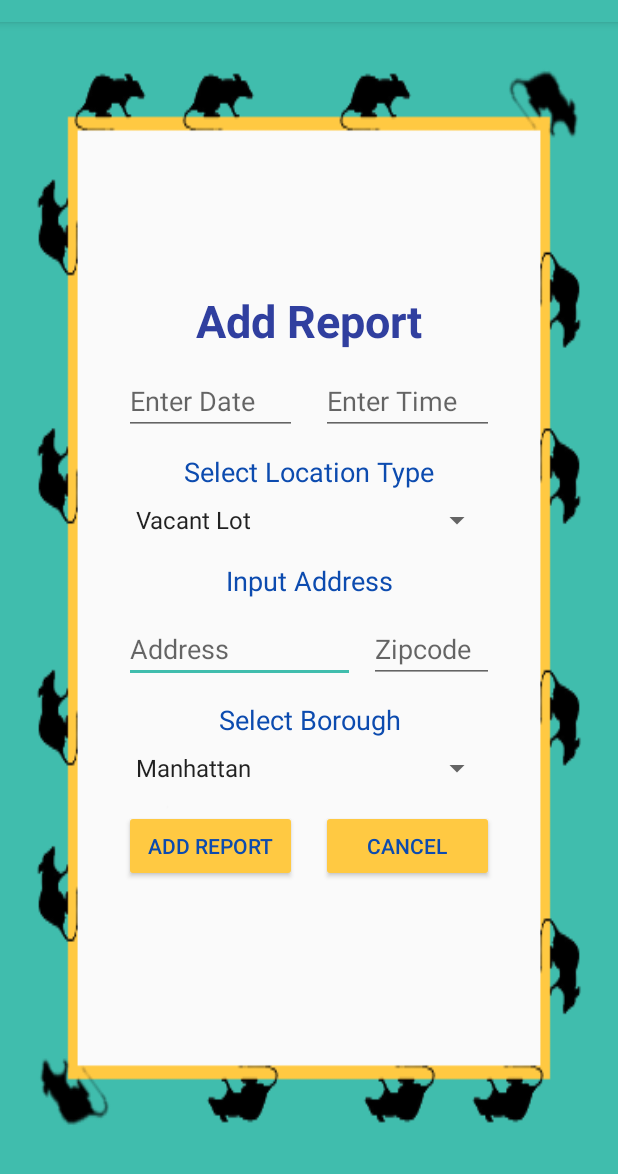
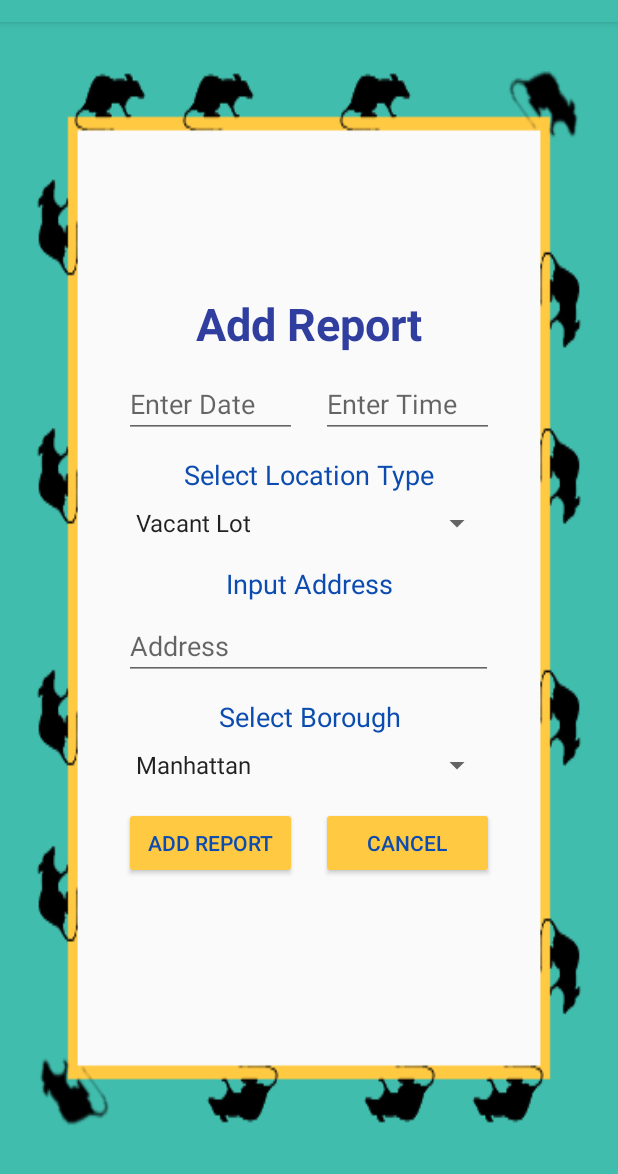
Before and after one commit to kliao2016/RatTracker, an Android app: the AddReport screen opened directly, with no data from a screen before it, after a tap on "ADD REPORT", on a phone screen of 412 x 824 dp, the part 62-1236 px from its top. Run offline under Robolectric (Android 15) with nearby library versions, the phone set to English and light mode, and no system bars; our stand-ins replace Firebase (no records; nobody signed in at launch, a user with empty details on screens opened directly).

Commit message:
Added address validation using Google Places API.

```diff
--- a/RatTracker/app/build.gradle
+++ b/RatTracker/app/build.gradle
@@ -33,6 +33,7 @@ dependencies {
     compile 'com.android.support.constraint:constraint-layout:1.0.2'
     compile 'com.android.support:design:26.+'
     compile 'com.google.android.gms:play-services-maps:11.4.2'
+    compile 'com.google.android.gms:play-services-places:11.4.2'
     testCompile 'junit:junit:4.12'
 }
 
--- a/RatTracker/app/src/main/java/edu/gatech/cs2340/rattracker/controller/AddReport.java
+++ b/RatTracker/app/src/main/java/edu/gatech/cs2340/rattracker/controller/AddReport.java
@@ -3,6 +3,7 @@ package edu.gatech.cs2340.rattracker.controller;
 import android.app.DatePickerDialog;
 import android.app.Dialog;
 import android.app.TimePickerDialog;
+import android.content.Intent;
 import android.support.v4.app.DialogFragment;
 import android.support.v4.app.FragmentManager;
 import android.support.v7.app.AppCompatActivity;
@@ -18,6 +19,13 @@ import android.widget.Spinner;
 import android.widget.TimePicker;
 import android.widget.Toast;
 
+import com.google.android.gms.common.GooglePlayServicesNotAvailableException;
+import com.google.android.gms.common.GooglePlayServicesRepairableException;
+import com.google.android.gms.common.api.Status;
+import com.google.android.gms.location.places.Place;
+import com.google.android.gms.location.places.ui.PlaceAutocomplete;
+import com.google.android.gms.location.places.ui.PlaceAutocompleteFragment;
+import com.google.android.gms.location.places.ui.PlaceSelectionListener;
 import com.google.firebase.database.DatabaseReference;
 import com.google.firebase.database.FirebaseDatabase;
 
@@ -38,6 +46,8 @@ public class AddReport extends AppCompatActivity {
     private EditText zipText;
     private Button cancelButton;
     private Button addReportButton;
+    private final int PLACE_AUTOCOMPLETE_REQUEST_CODE = 1;
+    private Place place;
 
     @Override
     protected void onCreate(Bundle savedInstanceState) {
@@ -47,7 +57,7 @@ public class AddReport extends AppCompatActivity {
         dateText = findViewById(R.id.date);
         timeText = findViewById(R.id.time);
         addrText = findViewById(R.id.address);
-        zipText = findViewById(R.id.zipcode);
+        //zipText = findViewById(R.id.zipcode);
         cancelButton = findViewById(R.id.cancelButton);
         addReportButton = findViewById(R.id.addReportButton);
         boroughs = findViewById(R.id.boroughSpinner);
@@ -68,19 +78,26 @@ public class AddReport extends AppCompatActivity {
         }
         String dateCreated = dateText.getText().toString() + " " + timeText.getText().toString();
         String locationType = locTypes.getSelectedItem().toString();
-        double incidentZip = Double.parseDouble(zipText.getText().toString());
-        String incidentAddress = addrText.getText().toString().trim().toUpperCase();
+
+        String incidentAddress = place.getAddress().toString();
+        //extract address
+        //String[] address = incidentAddress.split(",");
+
+        Toast.makeText(this, "" + incidentAddress, Toast.LENGTH_LONG).show();
+        double incidentZip = 0;//Double.parseDouble(zipText.getText().toString());
+        //String incidentAddress = addrText.getText().toString().trim().toUpperCase();
+
         String city = "New York";
         String borough = boroughs.getSelectedItem().toString().toUpperCase();
-        double latitude = 0;
-        double longitude = 0; //TODO: use G Maps for Lat and Lng by using address + zip
+        double latitude = place.getLatLng().latitude;
+        double longitude = place.getLatLng().longitude;
 
         RatReport newReport = new RatReport(dateCreated, locationType, incidentZip, incidentAddress,
                                             city, borough, latitude, longitude);
 
-        DatabaseReference ref = FirebaseDatabase.getInstance().getReference().child("reports");
-        ref = ref.push();
-        ref.setValue(newReport);
+        //DatabaseReference ref = FirebaseDatabase.getInstance().getReference().child("reports");
+        //ref = ref.push();
+        //ref.setValue(newReport);
         return true;
     }
 
@@ -182,44 +199,31 @@ public class AddReport extends AppCompatActivity {
 
     /**
      * Method that checks whether the inputted information for the report is valid.
-     * Only needs to check address, zip, date, and time due to the other inputs being controlled
+     * Only needs to check address, date, and time due to the other inputs being controlled
      * @return whether the input for the report is valid
      */
     private boolean validateInput() {
-        String toastMessage = "";
-
         //validate date
         boolean dateV = dateText.getText().toString().length() != 0;
 
         //validate time
         boolean timeV = timeText.getText().toString().length() != 0;
 
-        //validate address (TODO: use Google Maps API to ensure that it is a valid address)
+        //validate address. Since we use autocomplete, we just need to check that an addr was entered
         boolean addressV = addrText.getText().toString().length() != 0;
 
-        //validate zip
-        boolean zipV;
-        String zip = zipText.getText().toString();
-        try {
-            int zipNum = Integer.parseInt(zip);
-            zipV = zip.length() == 5 && zipNum > 0 && zipNum <= 99999;
-        } catch (NumberFormatException e) {
-            zipV = false;
+        String toastMessage = "";
+        if (!dateV) {
+            toastMessage = "you must enter a date";
+        } else if(!timeV) {
+            toastMessage = "you must enter a time";
+        } else if(!addressV) {
+            toastMessage = "you must enter an address";
         }
 
-        if (!dateV) {
-            toastMessage = "Invalid input: you must enter a date";
-        } else if(!timeV) {
-            toastMessage = "Invalid input: you must enter a time";
-        } else if(!addressV) {
-            toastMessage = "Invalid address input";
-        } else if (!zipV) {
-            toastMessage = "Invalid zipcode input";
-        }
-
-        boolean isValid = dateV && timeV && addressV && zipV;
+        boolean isValid = dateV && timeV && addressV;
         if (!isValid) {
-            Toast.makeText(this, toastMessage, Toast.LENGTH_SHORT).show();
+            Toast.makeText(this, "Invalid input: " + toastMessage, Toast.LENGTH_SHORT).show();
         }
         return isValid;
     }
@@ -239,6 +243,33 @@ public class AddReport extends AppCompatActivity {
         locTypes.setAdapter(adapter2);
     }
 
+    private void generateAddressCompletion() {
+        try {
+            Intent intent =
+                    new PlaceAutocomplete.IntentBuilder(PlaceAutocomplete.MODE_OVERLAY)
+                            .build(this);
+            startActivityForResult(intent, PLACE_AUTOCOMPLETE_REQUEST_CODE);
+        } catch (GooglePlayServicesRepairableException e) {
+            Toast.makeText(this, "Error. Google Play Services are not up to date", Toast.LENGTH_SHORT).show();
+        } catch (GooglePlayServicesNotAvailableException e) {
+            Toast.makeText(this, "Error. Google Play Services unavailable", Toast.LENGTH_SHORT).show();
+        }
+    }
+
+    @Override
+    protected void onActivityResult(int requestCode, int resultCode, Intent data) {
+        if (requestCode == PLACE_AUTOCOMPLETE_REQUEST_CODE) {
+            if (resultCode == RESULT_OK) {
+                place = PlaceAutocomplete.getPlace(this, data);
+                addrText.setText(place.getAddress());
+
+            } else if (resultCode == PlaceAutocomplete.RESULT_ERROR) {
+                Status status = PlaceAutocomplete.getStatus(this, data);
+                Toast.makeText(this, "Error. Please re-enter the address", Toast.LENGTH_SHORT).show();
+            }
+        }
+    }
+
     /**
      * Method that sets the click listeners for the buttons of the activity
      */
@@ -254,6 +285,13 @@ public class AddReport extends AppCompatActivity {
             @Override
             public void onClick(View v) {
                 showTimePickerDialog(v);
+            }
+        });
+
+        addrText.setOnClickListener(new View.OnClickListener() {
+            @Override
+            public void onClick(View v) {
+                generateAddressCompletion();
             }
         });
 
--- a/RatTracker/app/src/main/res/layout/add_report.xml
+++ b/RatTracker/app/src/main/res/layout/add_report.xml
@@ -7,6 +7,7 @@
     android:layout_height="match_parent"
     android:gravity="center"
     android:orientation="vertical">
+
 
     <TextView
         android:id="@+id/addReportTitle"
@@ -75,20 +76,12 @@
         android:gravity="center">
         <EditText
             android:id="@+id/address"
-            android:layout_width="154dp"
-            android:layout_height="44dp"
+            android:layout_width="246dp"
+            android:layout_height="40dp"
             android:inputType="text"
+            android:focusable="false"
             android:hint="@string/address"
             android:layout_marginTop="8dp" />
-
-        <EditText
-            android:id="@+id/zipcode"
-            android:layout_width="83dp"
-            android:layout_height="44dp"
-            android:inputType="text"
-            android:hint="@string/zipcode"
-            android:layout_marginTop="8dp"
-            android:layout_marginStart="9dp" />
     </LinearLayout>
 
     <TextView
```
